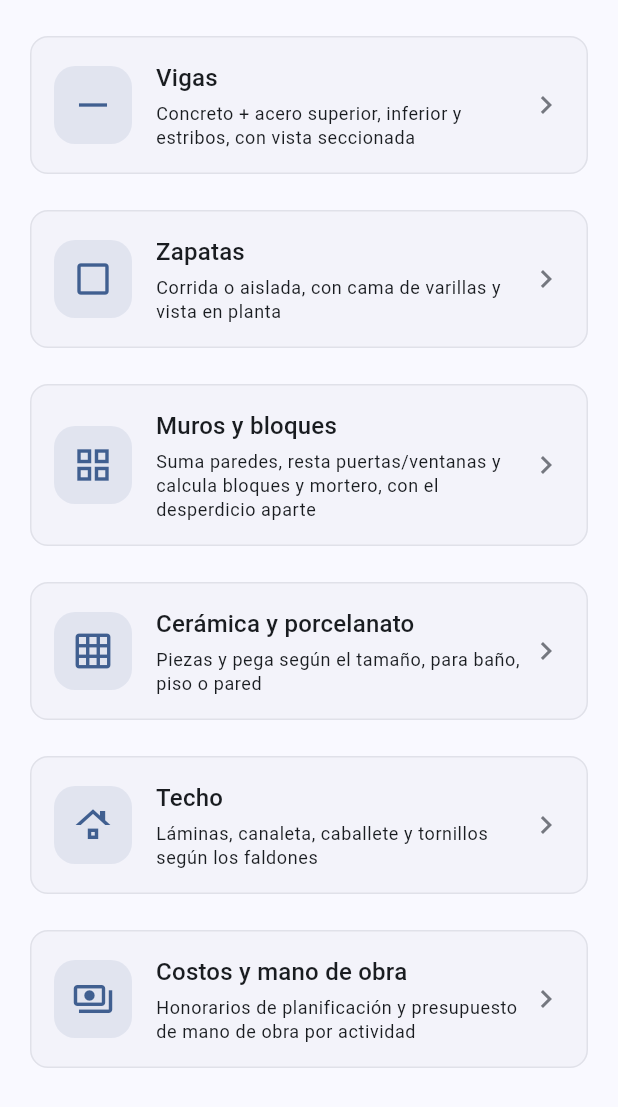
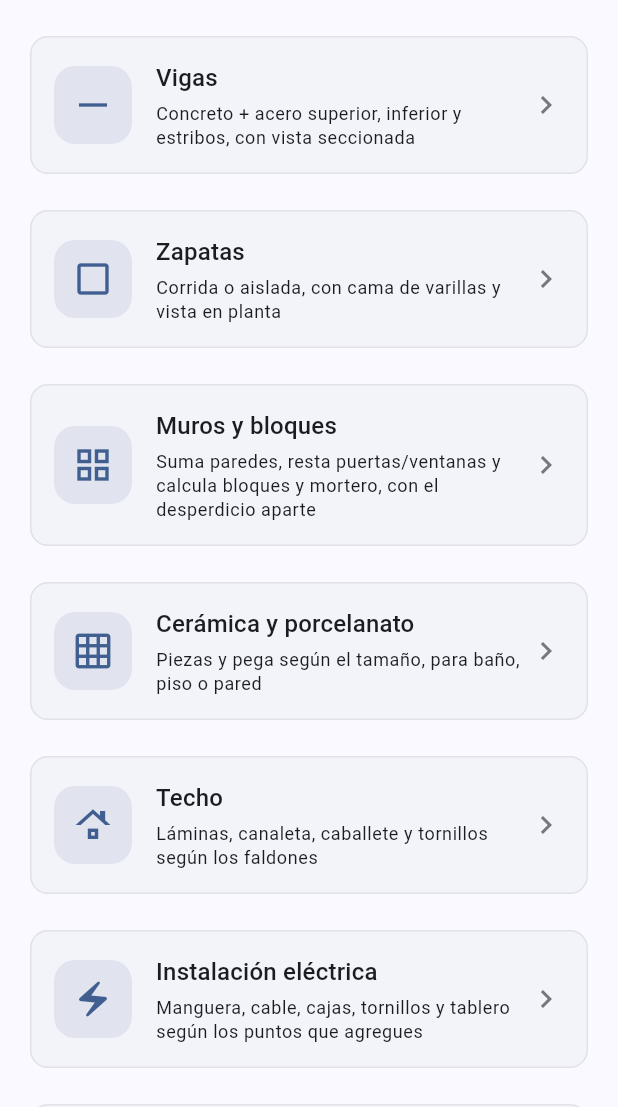
Before and after one commit to denniscastillo202020/Structia, a Flutter app: the screen it shows after launch, scrolled down 576 dp, on a phone screen of 412 x 824 dp, the part 129-1236 px from its top. Run offline on Flutter 3.47's test engine with Material 3 defaults, Android fonts, the phone set to English and light mode, and no system bars; our stand-ins replace image_picker, pdf, printing, shared_preferences; missing offline and left inert: google_mlkit_text_recognition.

Commit message:
Agregar calculadora eléctrica al menú principal

```diff
--- a/lib/features/home/presentation/screens/home_screen.dart
+++ b/lib/features/home/presentation/screens/home_screen.dart
@@ -8,6 +8,7 @@ import 'package:structia/features/calculadora_concreto/presentation/screens/calc
 import 'package:structia/features/calculadora_mamposteria/presentation/screens/calculadora_mamposteria_screen.dart';
 import 'package:structia/features/calculadora_viga/presentation/screens/calculadora_viga_screen.dart';
 import 'package:structia/features/calculadora_zapata/presentation/screens/calculadora_zapata_screen.dart';
+import 'package:structia/features/calculadora_electrico/presentation/screens/calculadora_electrico_screen.dart';
 import 'package:structia/features/guardados/presentation/screens/calculos_guardados_screen.dart';
 import 'package:structia/features/presupuesto/presentation/screens/presupuesto_screen.dart';
 
@@ -201,6 +202,15 @@ class HomeScreen extends StatelessWidget {
                   ),
                   const SizedBox(height: AppConstants.paddingMd),
                   _TarjetaCalculadora(
+                    icono: Icons.electric_bolt_outlined,
+                    titulo: 'Instalación eléctrica',
+                    descripcion: 'Manguera, cable, cajas, tornillos y tablero según los puntos que agregues',
+                    onTap: () => Navigator.of(context).push(
+                      MaterialPageRoute(builder: (_) => const CalculadoraElectricoScreen()),
+                    ),
+                  ),
+                  const SizedBox(height: AppConstants.paddingMd),
+                  _TarjetaCalculadora(
                     icono: Icons.payments_outlined,
                     titulo: 'Costos y mano de obra',
                     descripcion: 'Honorarios de planificación y presupuesto de mano de obra por actividad',
```
